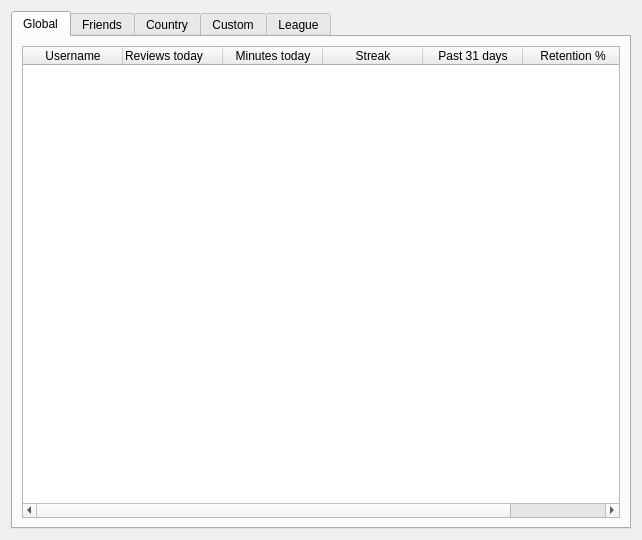
Old version of the form designer/Leaderboard.ui in the repository ThoreBor/Anki_Leaderboard.
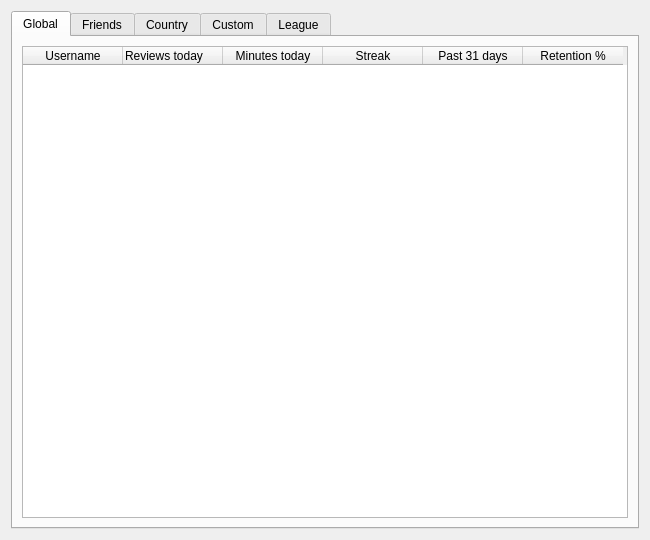
New version of the form. Icons and pictures are not drawn.

```diff
--- a/designer/Leaderboard.ui
+++ b/designer/Leaderboard.ui
@@ -6,7 +6,7 @@
    <rect>
     <x>0</x>
     <y>0</y>
-    <width>642</width>
+    <width>650</width>
     <height>540</height>
    </rect>
   </property>
```
